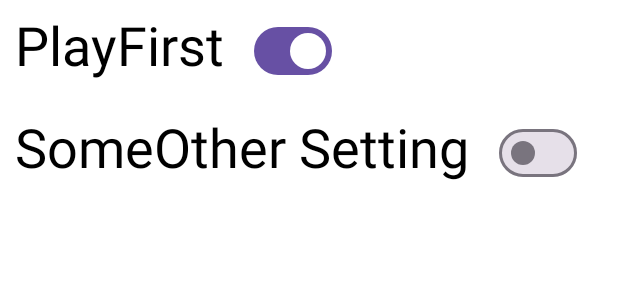
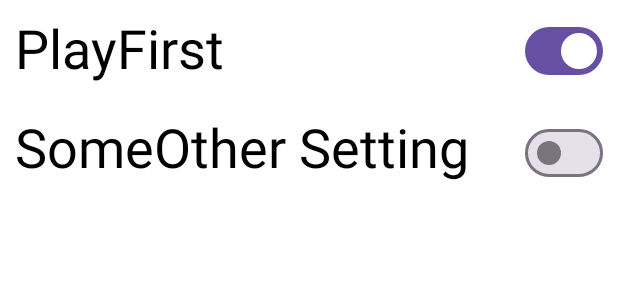
Before and after one commit to kastik/TicTacToe, an Android app built with Jetpack Compose: the @Preview function SettingsPreview, on a phone screen of 412 x 824 dp. Shown: the top 300 px of the screen. Run offline under Robolectric (Android 15) with nearby library versions, the phone set to English and light mode, and no system bars.

```diff
--- a/app/src/main/java/com/kastik/tictactoe/screens/SettingsScreen.kt
+++ b/app/src/main/java/com/kastik/tictactoe/screens/SettingsScreen.kt
@@ -1,5 +1,6 @@
 package com.kastik.tictactoe.screens
 
+import androidx.compose.foundation.layout.Arrangement
 import androidx.compose.foundation.layout.Column
 import androidx.compose.foundation.layout.Row
 import androidx.compose.foundation.layout.fillMaxSize
@@ -14,8 +15,10 @@ import androidx.compose.runtime.mutableStateOf
 import androidx.compose.runtime.remember
 import androidx.compose.runtime.saveable.rememberSaveable
 import androidx.compose.runtime.setValue
+import androidx.compose.ui.Alignment
 import androidx.compose.ui.Modifier
 import androidx.compose.ui.modifier.modifierLocalOf
+import androidx.compose.ui.platform.InspectableModifier
 import androidx.compose.ui.tooling.preview.Preview
 import androidx.compose.ui.unit.dp
 
@@ -24,12 +27,18 @@ fun SettingsScreen(){
     var someVal by remember { mutableStateOf(true)}
     var someVal2 by rememberSaveable { mutableStateOf(false) }
     Column(modifier= Modifier.fillMaxSize()) {
-        Row(modifier = Modifier.fillMaxWidth()) {
-            Text(text = "PlayFirst", style = MaterialTheme.typography.displaySmall, modifier = Modifier.padding(10.dp))
-            Switch(checked = someVal, onCheckedChange = {someVal=!someVal},modifier = Modifier.padding(10.dp))
+        Row(modifier = Modifier.fillMaxWidth(),
+            horizontalArrangement = Arrangement.SpaceBetween,
+            verticalAlignment = Alignment.CenterVertically) {
+            Text(text = "PlayFirst",
+                style = MaterialTheme.typography.displaySmall,
+                modifier = Modifier.padding(10.dp))
+            Switch(checked = someVal,
+                onCheckedChange = {someVal=!someVal},
+                modifier = Modifier.padding(10.dp))
         }
         Row(modifier = Modifier.fillMaxWidth()) {
-            Text(text = "SomeOther Setting",modifier = Modifier.padding(10.dp),style = MaterialTheme.typography.displaySmall)
+            Text(text = "SomeOther Setting",modifier = Modifier.padding(10.dp).weight(1f),style = MaterialTheme.typography.displaySmall)
             Switch(checked = someVal2, onCheckedChange = {someVal2=!someVal2 },modifier = Modifier.padding(10.dp))
         }
     }
--- a/gradle/libs.versions.toml
+++ b/gradle/libs.versions.toml
@@ -11,6 +11,8 @@ activity-compose = "1.7.2"
 compose-bom = "2023.06.01"
 navigation-compose = "2.6.0"
 firebase-bom= "32.2.0"
+appcompat = "1.6.1"
+material = "1.9.0"
 
 [libraries]
 androidx-datastore = { module = "androidx.datastore:datastore", version.ref = "datastore" }
@@ -37,6 +39,8 @@ ui-test-junit4 = { group = "androidx.compose.ui", name = "ui-test-junit4" }
 material3 = { group = "androidx.compose.material3", name = "material3" }
 fonts= {group = "androidx.compose.ui", name="ui-text-google-fonts"}
 icons = {group ="androidx.compose.material", name="material-icons-extended"}
+appcompat = { group = "androidx.appcompat", name = "appcompat", version.ref = "appcompat" }
+material = { group = "com.google.android.material", name = "material", version.ref = "material" }
 
 
 
```
Also changed, not shown: app/src/main/java/com/kastik/tictactoe/data/GameDataViewModel.kt (+12 -2 lines), app/src/main/java/com/kastik/tictactoe/screens/GameScreen.kt (+10 -2 lines), app/src/main/java/com/kastik/tictactoe/screens/HomeScreen.kt (+6 -1 lines).
